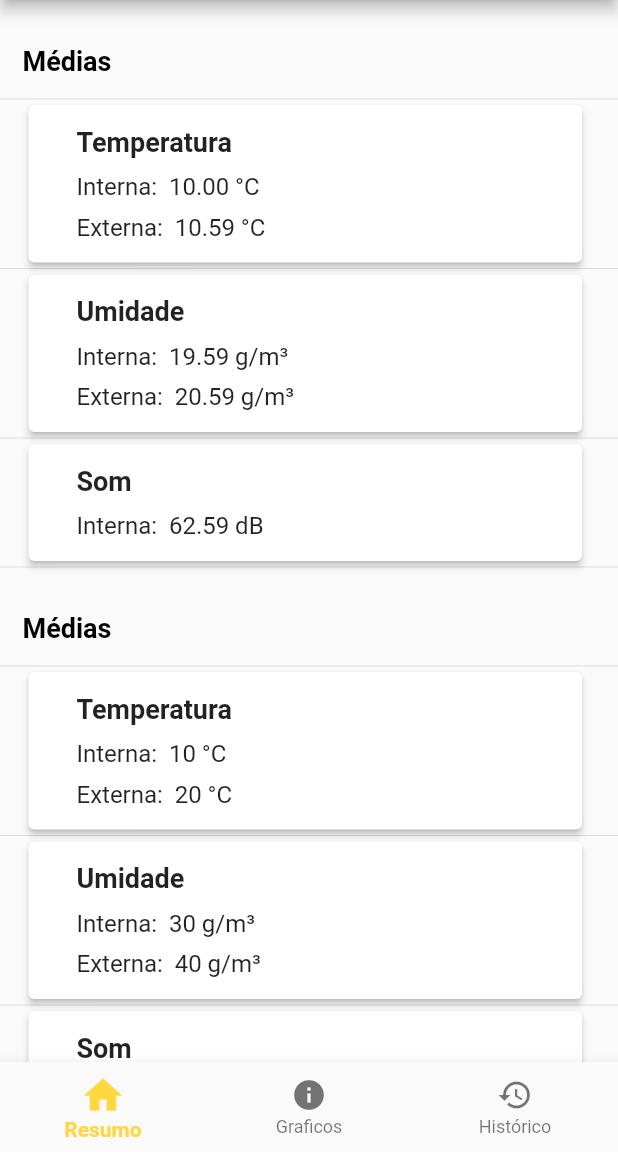
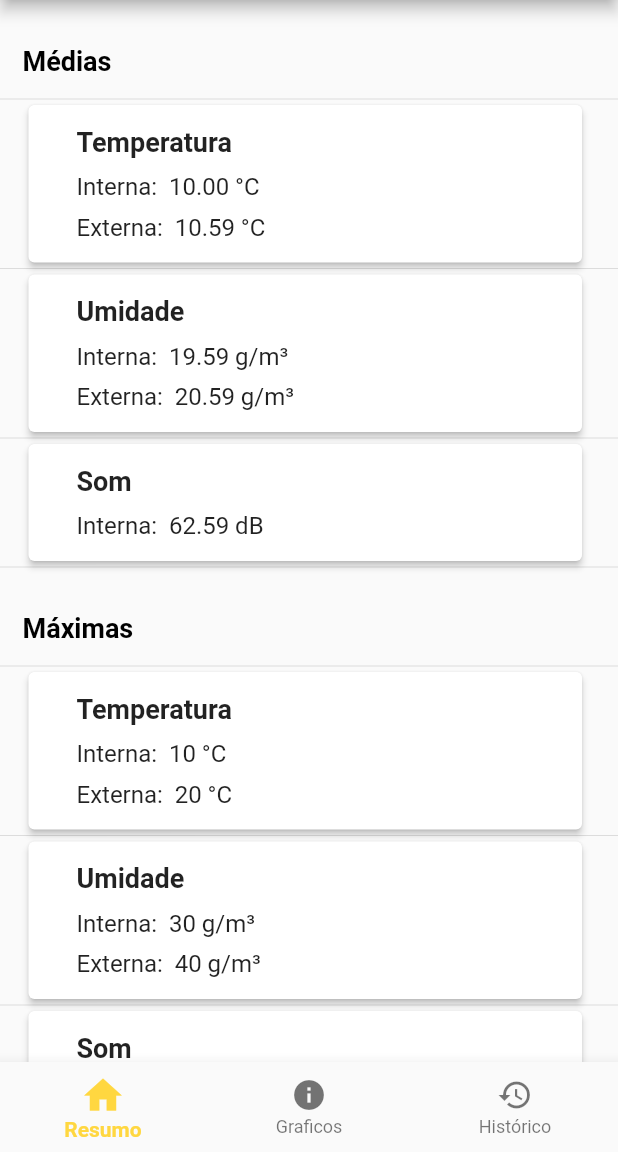
Before and after one commit to Apicultores/mobile-app, a Flutter app: the screen it shows after launch, on a phone screen of 412 x 824 dp, the part 84-1236 px from its top. Run offline on Flutter 3.47's test engine with Material 2 defaults, Android fonts, the phone set to English and light mode, and no system bars; our stand-ins replace syncfusion_flutter_charts.

Commit message:
Ajuste de títulos na seção home

```diff
--- a/bee_monitoring_app/lib/Commons/Enums/HomeCardType.dart
+++ b/bee_monitoring_app/lib/Commons/Enums/HomeCardType.dart
@@ -1,4 +1,5 @@
 enum HomeCardType {
+  header,
   title,
   averageTemperature,
   averageHumidity,
--- a/bee_monitoring_app/lib/Scenes/Home/Home.dart
+++ b/bee_monitoring_app/lib/Scenes/Home/Home.dart
@@ -16,7 +16,7 @@ class Home extends StatelessWidget {
     return ListView.separated(
         separatorBuilder: (BuildContext context, int index) =>
             Divider(height: 0),
-        itemCount: HomeViewModel().titles.length * 4,
+        itemCount: HomeViewModel().cellList.length,
         itemBuilder: (context, index) {
           return createCell(index);
         });
--- a/bee_monitoring_app/lib/Scenes/Home/HomeViewModel.dart
+++ b/bee_monitoring_app/lib/Scenes/Home/HomeViewModel.dart
@@ -5,7 +5,6 @@ import 'package:bee_monitoring_app/Commons/Service.dart';
 import 'package:bee_monitoring_app/Commons/Enums/HomeCardType.dart';
 
 class HomeViewModel {
-  List<String> titles = ["Médias", "Máximas", "Mínimas"];
   Service service = Service();
 
   List<HomeCardType> cellList = [
@@ -23,59 +22,55 @@ class HomeViewModel {
     HomeCardType.minSound
   ];
 
-  Padding createTitle(int index) {
-    return Padding(
-        padding: EdgeInsets.only(left: 15, bottom: 15, right: 20, top: 30),
-        child: Text(
-          titles[(index / (Type.values.length + 1)).toInt()],
-          style: TextStyle(
-              color: Color.fromARGB(255, 0, 0, 0),
-              fontSize: 18.0,
-              fontWeight: FontWeight.bold),
-        ));
-  }
-
   Padding createAverageCard(int index, List<Item> data) {
     switch (cellList[index]) {
       case HomeCardType.averageTemperature:
-        return HomeViewModel().createCard("Temperatura",
-            service.getAverage(Type.temperatureInside, data).toStringAsFixed(2) + " °C",
+        return HomeViewModel().createCard(
+            "Temperatura",
+            service
+                    .getAverage(Type.temperatureInside, data)
+                    .toStringAsFixed(2) +
+                " °C",
             subtitleTail: service
-                .getAverage(Type.temperatureOutside, data)
-                .toStringAsFixed(2) + " °C");
+                    .getAverage(Type.temperatureOutside, data)
+                    .toStringAsFixed(2) +
+                " °C");
       case HomeCardType.averageHumidity:
-        return HomeViewModel().createCard("Umidade",
-            service.getAverage(Type.humidityInside, data).toStringAsFixed(2) + " g/m³",
+        return HomeViewModel().createCard(
+            "Umidade",
+            service.getAverage(Type.humidityInside, data).toStringAsFixed(2) +
+                " g/m³",
             subtitleTail: service
-                .getAverage(Type.humidityOutside, data)
-                .toStringAsFixed(2) + " g/m³");
+                    .getAverage(Type.humidityOutside, data)
+                    .toStringAsFixed(2) +
+                " g/m³");
       case HomeCardType.averageSound:
         String value = service.getAverage(Type.sound, data).toStringAsFixed(2);
-        return HomeViewModel().createCard("Som","$value dB");
+        return HomeViewModel().createCard("Som", "$value dB");
       case HomeCardType.maxTemperature:
-        return HomeViewModel().createCard("Temperatura",
-            service.getMax(Type.temperatureInside, data) + " °C",
-            subtitleTail: service.getMax(Type.temperatureOutside, data) + " °C");
+        return HomeViewModel().createCard(
+            "Temperatura", service.getMax(Type.temperatureInside, data) + " °C",
+            subtitleTail:
+                service.getMax(Type.temperatureOutside, data) + " °C");
       case HomeCardType.maxHumidity:
-        return HomeViewModel().createCard("Umidade",
-            service.getMax(Type.humidityInside, data) + " g/m³",
+        return HomeViewModel().createCard(
+            "Umidade", service.getMax(Type.humidityInside, data) + " g/m³",
             subtitleTail: service.getMax(Type.humidityOutside, data) + " g/m³");
       case HomeCardType.maxSound:
         String value = service.getMax(Type.sound, data);
-        return HomeViewModel()
-            .createCard("Som", "$value dB");
+        return HomeViewModel().createCard("Som", "$value dB");
       case HomeCardType.minTemperature:
-        return HomeViewModel().createCard("Temperatura",
-            service.getMin(Type.temperatureInside, data) + " °C",
-            subtitleTail: service.getMin(Type.temperatureOutside, data) + " °C");
+        return HomeViewModel().createCard(
+            "Temperatura", service.getMin(Type.temperatureInside, data) + " °C",
+            subtitleTail:
+                service.getMin(Type.temperatureOutside, data) + " °C");
       case HomeCardType.minHumidity:
-        return HomeViewModel().createCard("Umidade",
-            service.getMin(Type.humidityInside, data) + " g/m³",
+        return HomeViewModel().createCard(
+            "Umidade", service.getMin(Type.humidityInside, data) + " g/m³",
             subtitleTail: service.getMin(Type.humidityOutside, data) + " g/m³");
       case HomeCardType.minSound:
         String value = service.getMin(Type.sound, data);
-        return HomeViewModel()
-            .createCard("Som", "$value dB");
+        return HomeViewModel().createCard("Som", "$value dB");
       default:
         return HomeViewModel().createTitle(index);
     }
@@ -102,7 +97,8 @@ class HomeViewModel {
                       crossAxisAlignment: CrossAxisAlignment.start,
                       children: [
                         Padding(
-                          padding: const EdgeInsets.only(bottom: 10.0, top: 8.0),
+                          padding:
+                              const EdgeInsets.only(bottom: 10.0, top: 8.0),
                           child: Text(
                             title,
                             style: TextStyle(
@@ -143,4 +139,27 @@ class HomeViewModel {
       ),
     );
   }
+
+  Padding createTitle(int index) {
+    return Padding(
+        padding: EdgeInsets.only(left: 15, bottom: 15, right: 20, top: 30),
+        child: Text(
+          handleTitle(index),
+          style: TextStyle(
+              color: Color.fromARGB(255, 0, 0, 0),
+              fontSize: 18.0,
+              fontWeight: FontWeight.bold),
+        ));
+  }
+
+  String handleTitle(int index) {
+    switch (index) {
+      case 0:
+        return "Médias";
+      case 4:
+        return "Máximas";
+      default:
+        return "Mínimas";
+    }
+  }
 }
--- a/bee_monitoring_app/lib/Scenes/TimeLine/TimelineViewModel.dart
+++ b/bee_monitoring_app/lib/Scenes/TimeLine/TimelineViewModel.dart
@@ -31,16 +31,14 @@ class TimelineViewModel {
         String temperatureInside = item.temperatureInside;
         String temperatureOutside = item.temperatureOutside;
         return "Interna $temperatureInside  °C\n\nExterna $temperatureOutside °C\n";
-      case Type.temperatureOutside:
-        return item.temperatureOutside;
       case Type.humidityInside:
         String humidityInside = item.humidityInside;
         String humidityOutside = item.humidityOutside;
         return "Interna $humidityInside  g/m³\n\nExterna $humidityOutside g/m³\n";
-      case Type.humidityOutside:
-        return item.humidityOutside;
       case Type.sound:
         return "${item.sound} dB";
+      default:
+        return "";
     }
   }
 }
```
